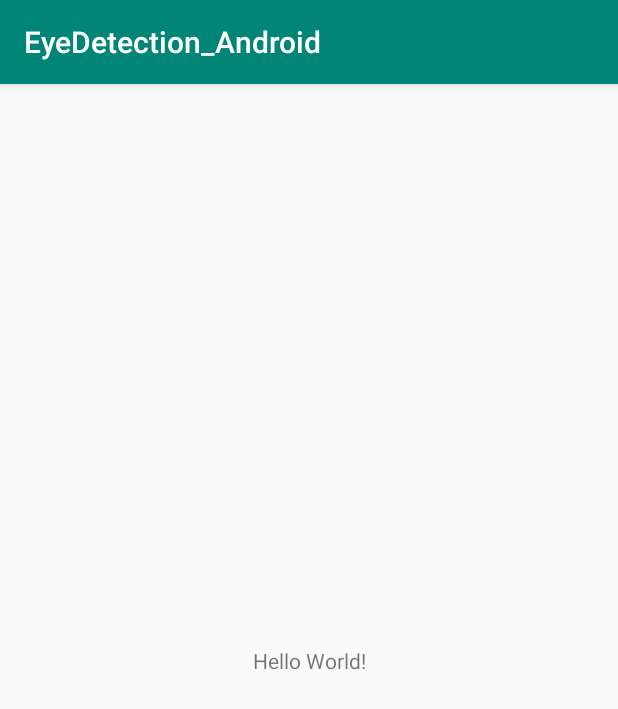
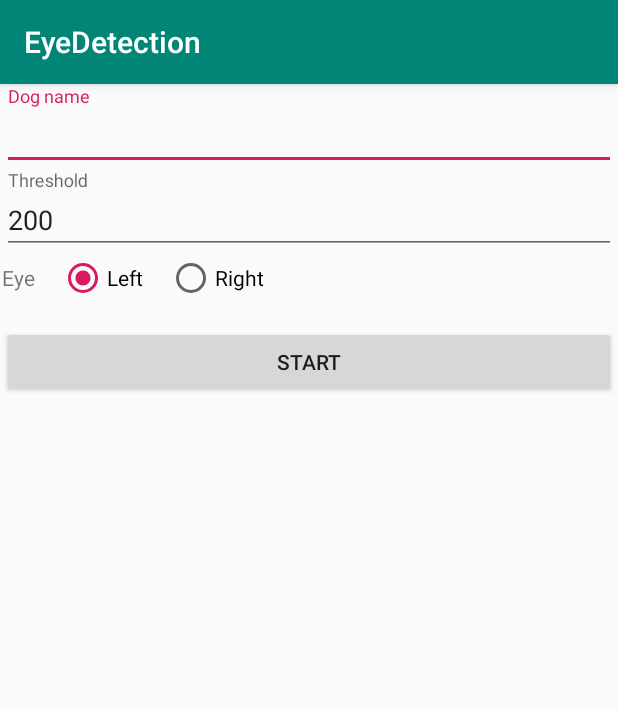
Before and after one commit to JennyAdolfMJ/EyeDetection_Android, an Android app: the screen it shows after launch (MainActivity), on a phone screen of 412 x 824 dp. Shown: the top 709 px of the screen. Run offline under Robolectric (Android 15) with nearby library versions, the phone set to English and light mode, and no system bars; 1 statement that could not run was skipped.

Commit message:
Main view

```diff
--- a/app/build.gradle
+++ b/app/build.gradle
@@ -32,8 +32,10 @@
     implementation fileTree(include: ['*.jar'], dir: 'libs')
     implementation 'com.android.support:appcompat-v7:28.0.0'
     implementation 'com.android.support.constraint:constraint-layout:1.1.3'
+    implementation 'com.android.support:support-v4:28.0.0'
     testImplementation 'junit:junit:4.12'
     androidTestImplementation 'com.android.support.test:runner:1.0.2'
     androidTestImplementation 'com.android.support.test.espresso:espresso-core:3.0.2'
     implementation project(':openCVLibrary344')
+    implementation 'com.android.support:design:28.0.0'
 }
--- a/app/src/main/AndroidManifest.xml
+++ b/app/src/main/AndroidManifest.xml
@@ -16,6 +16,11 @@
                 <category android:name="android.intent.category.LAUNCHER" />
             </intent-filter>
         </activity>
+        <activity
+            android:name=".VideoActivity"
+            android:configChanges="orientation|keyboardHidden|screenSize"
+            android:label="@string/title_activity_video"
+            android:theme="@style/FullscreenTheme"></activity>
     </application>
 
 </manifest>
--- a/app/src/main/java/com/allpet/eyedetection_android/MainActivity.java
+++ b/app/src/main/java/com/allpet/eyedetection_android/MainActivity.java
@@ -1,8 +1,10 @@
 package com.allpet.eyedetection_android;
 
+import android.content.Intent;
 import android.support.v7.app.AppCompatActivity;
 import android.os.Bundle;
-import android.widget.TextView;
+import android.view.View;
+import android.widget.EditText;
 
 public class MainActivity extends AppCompatActivity {
 
@@ -11,16 +13,40 @@
         System.loadLibrary("native-lib");
     }
 
+    private EditText mNameView;
+    private EditText mThresholdView;
+
     @Override
     protected void onCreate(Bundle savedInstanceState) {
         super.onCreate(savedInstanceState);
         setContentView(R.layout.activity_main);
+        // Set up the login form.
 
-        // Example of a call to a native method
-        TextView tv = (TextView) findViewById(R.id.sample_text);
-        tv.setText(stringFromJNI());
+        mNameView = findViewById(R.id.dog_name);
+        mThresholdView = findViewById(R.id.threshold);
     }
 
+    public void onStartClick(View view){
+
+        String name = mNameView.getText().toString();
+        String threshold = mThresholdView.getText().toString();
+
+        if (name.isEmpty())
+        {
+            mNameView.setError(getString(R.string.error_field_required));
+            mNameView.requestFocus();
+            return;
+        }
+        if (threshold.isEmpty())
+        {
+            mThresholdView.setError(getString(R.string.error_field_required));
+            mThresholdView.requestFocus();
+            return;
+        }
+
+        Intent intent = new Intent(this, VideoActivity.class);
+        startActivity(intent);
+    }
     /**
      * A native method that is implemented by the 'native-lib' native library,
      * which is packaged with this application.
--- a/app/src/main/res/layout/activity_main.xml
+++ b/app/src/main/res/layout/activity_main.xml
@@ -1,19 +1,79 @@
 <?xml version="1.0" encoding="utf-8"?>
-<android.support.constraint.ConstraintLayout xmlns:android="http://schemas.android.com/apk/res/android"
-    xmlns:app="http://schemas.android.com/apk/res-auto"
+<LinearLayout xmlns:android="http://schemas.android.com/apk/res/android"
     xmlns:tools="http://schemas.android.com/tools"
     android:layout_width="match_parent"
     android:layout_height="match_parent"
+    android:gravity="center_horizontal"
+    android:orientation="vertical"
+    android:paddingLeft="1dp"
+    android:paddingTop="1dp"
+    android:paddingRight="1dp"
+    android:paddingBottom="1dp"
     tools:context=".MainActivity">
 
-    <TextView
-        android:id="@+id/sample_text"
-        android:layout_width="wrap_content"
+    <android.support.design.widget.TextInputLayout
+        android:layout_width="match_parent"
+        android:layout_height="wrap_content">
+
+        <android.support.design.widget.TextInputEditText
+            android:id="@+id/dog_name"
+            android:layout_width="match_parent"
+            android:layout_height="wrap_content"
+            android:inputType="textPersonName"
+            android:hint="@string/dog_name" />
+
+    </android.support.design.widget.TextInputLayout>
+
+    <android.support.design.widget.TextInputLayout
+        android:layout_width="match_parent"
+        android:layout_height="wrap_content">
+
+        <android.support.design.widget.TextInputEditText
+            android:id="@+id/threshold"
+            android:layout_width="match_parent"
+            android:layout_height="wrap_content"
+            android:hint="@string/threshold"
+            android:inputType="number"
+            android:text="200" />
+    </android.support.design.widget.TextInputLayout>
+
+    <RadioGroup
+        android:layout_width="match_parent"
         android:layout_height="wrap_content"
-        android:text="Hello World!"
-        app:layout_constraintBottom_toBottomOf="parent"
-        app:layout_constraintLeft_toLeftOf="parent"
-        app:layout_constraintRight_toRightOf="parent"
-        app:layout_constraintTop_toTopOf="parent" />
+        android:orientation="horizontal">
 
-</android.support.constraint.ConstraintLayout>
+        <TextView
+            android:id="@+id/textView2"
+            android:layout_width="wrap_content"
+            android:layout_height="wrap_content"
+            android:text="@string/eye"
+            android:textAllCaps="false" />
+
+        <RadioButton
+            android:id="@+id/radioButton"
+            android:layout_width="wrap_content"
+            android:layout_height="wrap_content"
+            android:layout_marginLeft="16dp"
+            android:checked="true"
+            android:text="@string/left_eye"
+            android:layout_marginStart="16dp" />
+
+        <RadioButton
+            android:id="@+id/radioButton2"
+            android:layout_width="wrap_content"
+            android:layout_height="wrap_content"
+            android:layout_marginLeft="16dp"
+            android:text="@string/right_eye"
+            android:layout_marginStart="16dp" />
+
+    </RadioGroup>
+
+    <Button
+        android:id="@+id/start_button"
+        android:layout_width="match_parent"
+        android:layout_height="wrap_content"
+        android:layout_marginTop="16dp"
+        android:text="@string/start"
+        android:onClick="onStartClick"/>
+
+</LinearLayout>
--- a/app/src/main/res/values/colors.xml
+++ b/app/src/main/res/values/colors.xml
@@ -3,4 +3,6 @@
     <color name="colorPrimary">#008577</color>
     <color name="colorPrimaryDark">#00574B</color>
     <color name="colorAccent">#D81B60</color>
+
+    <color name="black_overlay">#66000000</color>
 </resources>
--- a/app/src/main/res/values/strings.xml
+++ b/app/src/main/res/values/strings.xml
@@ -1,3 +1,14 @@
 <resources>
-    <string name="app_name">EyeDetection_Android</string>
+    <string name="app_name">EyeDetection</string>
+    <string name="dog_name">Dog name</string>
+    <string name="threshold">Threshold</string>
+    <string name="eye">Eye</string>
+    <string name="left_eye">Left</string>
+    <string name="right_eye">Right</string>
+    <string name="start">Start</string>
+    <string name="error_field_required">This field is required</string>
+
+    <string name="title_activity_video">VideoActivity</string>
+    <string name="dummy_button">Dummy Button</string>
+    <string name="dummy_content">DUMMY\nCONTENT</string>
 </resources>
--- a/app/src/main/res/values/styles.xml
+++ b/app/src/main/res/values/styles.xml
@@ -8,4 +8,16 @@
         <item name="colorAccent">@color/colorAccent</item>
     </style>
 
+    <style name="FullscreenTheme" parent="AppTheme">
+        <item name="android:actionBarStyle">@style/FullscreenActionBarStyle</item>
+        <item name="android:windowActionBarOverlay">true</item>
+        <item name="android:windowBackground">@null</item>
+        <item name="metaButtonBarStyle">?android:attr/buttonBarStyle</item>
+        <item name="metaButtonBarButtonStyle">?android:attr/buttonBarButtonStyle</item>
+    </style>
+
+    <style name="FullscreenActionBarStyle" parent="Widget.AppCompat.ActionBar">
+        <item name="android:background">@color/black_overlay</item>
+    </style>
+
 </resources>
```
Also changed, not shown: app/src/main/java/com/allpet/eyedetection_android/VideoActivity.java (added, +163 -0 lines), app/src/main/res/layout/activity_video.xml (added, +51 -0 lines), app/src/main/res/values/attrs.xml (added, +12 -0 lines).
